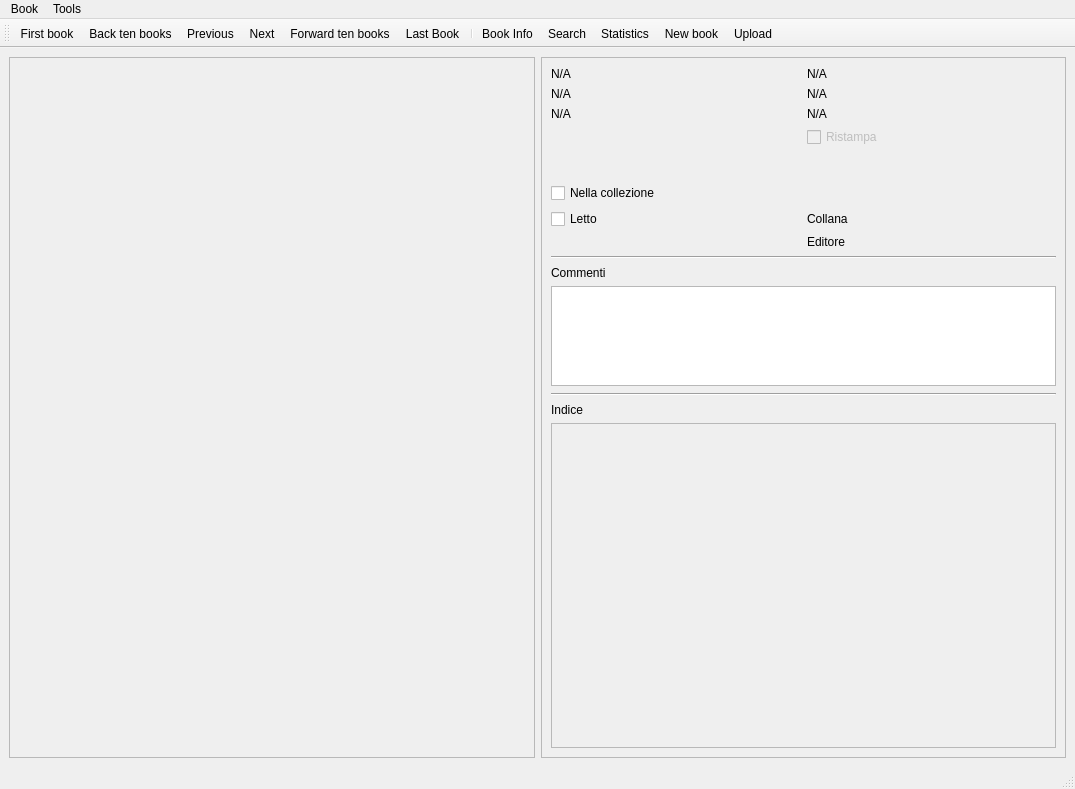
giovortu/Urania, file ui/MainWindow.ui: the form before one commit.
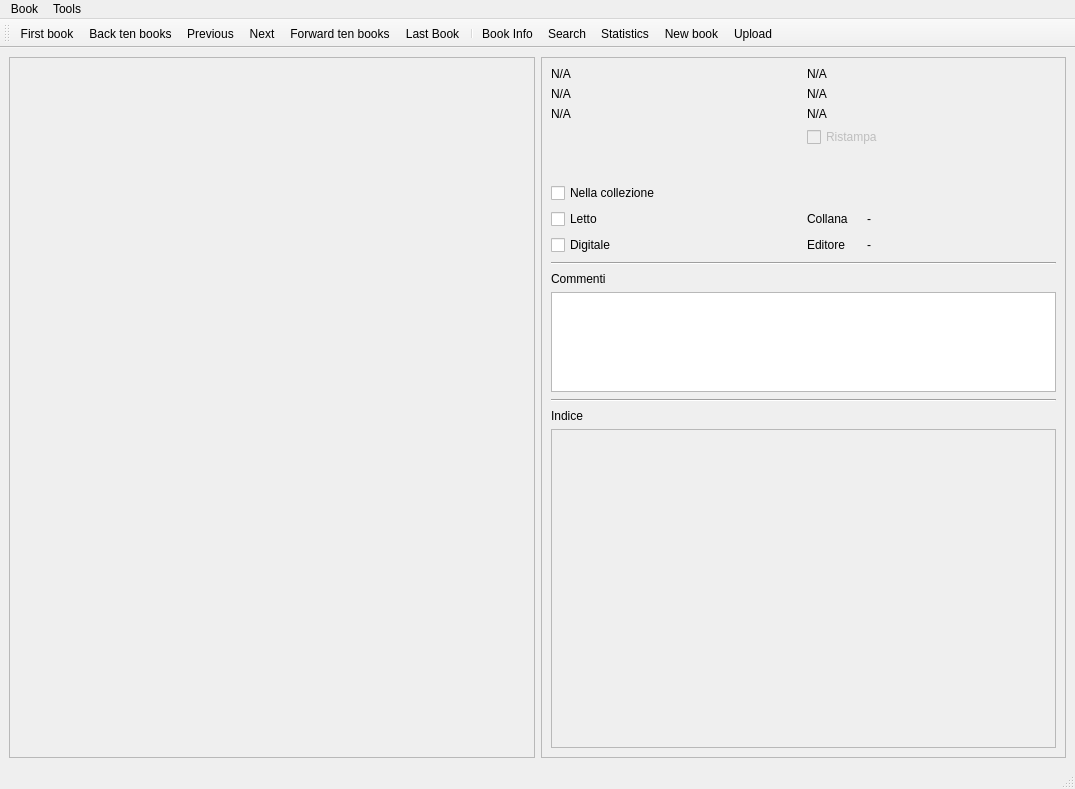
The form after the commit. Icons and pictures are not drawn. Custom widgets are drawn as their Qt base class.

Commit message: Improvements Added 'digital' field

```diff
--- a/ui/MainWindow.ui
+++ b/ui/MainWindow.ui
@@ -58,77 +58,34 @@
        <enum>QFrame::Raised</enum>
       </property>
       <layout class="QGridLayout" name="gridLayout_2">
-       <item row="10" column="0" colspan="2">
-        <widget class="QTextEdit" name="comment">
-         <property name="minimumSize">
-          <size>
-           <width>0</width>
-           <height>100</height>
-          </size>
-         </property>
-         <property name="maximumSize">
-          <size>
-           <width>16777215</width>
-           <height>100</height>
-          </size>
-         </property>
-        </widget>
-       </item>
-       <item row="6" column="1">
-        <widget class="QLabel" name="collana">
+       <item row="10" column="0">
+        <widget class="QLabel" name="label_2">
          <property name="text">
-          <string>Collana</string>
+          <string>Commenti</string>
          </property>
         </widget>
        </item>
-       <item row="6" column="0">
-        <widget class="QCheckBox" name="read">
-         <property name="text">
-          <string>Letto</string>
+       <item row="13" column="1">
+        <layout class="QHBoxLayout" name="saveCommentsLayout">
+         <property name="spacing">
+          <number>0</number>
          </property>
-        </widget>
-       </item>
-       <item row="8" column="0" colspan="2">
-        <widget class="Line" name="line_2">
-         <property name="minimumSize">
-          <size>
-           <width>0</width>
-           <height>5</height>
-          </size>
+         <property name="leftMargin">
+          <number>0</number>
          </property>
-         <property name="maximumSize">
-          <size>
-           <width>16777215</width>
-           <height>5</height>
-          </size>
+         <property name="topMargin">
+          <number>0</number>
          </property>
-         <property name="orientation">
-          <enum>Qt::Horizontal</enum>
+         <property name="rightMargin">
+          <number>0</number>
          </property>
-        </widget>
-       </item>
-       <item row="1" column="0">
-        <widget class="CopyableLabel" name="date_pub">
-         <property name="text">
-          <string>N/A</string>
+         <property name="bottomMargin">
+          <number>0</number>
          </property>
-         <property name="wordWrap">
-          <bool>true</bool>
-         </property>
-        </widget>
+        </layout>
        </item>
-       <item row="0" column="1">
-        <widget class="CopyableLabel" name="title_ita">
-         <property name="text">
-          <string>N/A</string>
-         </property>
-         <property name="wordWrap">
-          <bool>true</bool>
-         </property>
-        </widget>
-       </item>
-       <item row="2" column="0">
-        <widget class="CopyableLabel" name="cover_author">
+       <item row="0" column="0">
+        <widget class="CopyableLabel" name="number">
          <property name="text">
           <string>N/A</string>
          </property>
@@ -185,77 +142,7 @@
          </item>
         </layout>
        </item>
-       <item row="12" column="1">
-        <layout class="QHBoxLayout" name="saveCommentsLayout">
-         <property name="spacing">
-          <number>0</number>
-         </property>
-         <property name="leftMargin">
-          <number>0</number>
-         </property>
-         <property name="topMargin">
-          <number>0</number>
-         </property>
-         <property name="rightMargin">
-          <number>0</number>
-         </property>
-         <property name="bottomMargin">
-          <number>0</number>
-         </property>
-        </layout>
-       </item>
-       <item row="14" column="0" colspan="2">
-        <widget class="QLabel" name="label">
-         <property name="text">
-          <string>Indice</string>
-         </property>
-         <property name="alignment">
-          <set>Qt::AlignLeading|Qt::AlignLeft|Qt::AlignVCenter</set>
-         </property>
-        </widget>
-       </item>
-       <item row="7" column="1">
-        <widget class="QLabel" name="editore">
-         <property name="text">
-          <string>Editore</string>
-         </property>
-        </widget>
-       </item>
-       <item row="5" column="0">
-        <widget class="QCheckBox" name="owned">
-         <property name="text">
-          <string>Nella collezione</string>
-         </property>
-        </widget>
-       </item>
-       <item row="9" column="0">
-        <widget class="QLabel" name="label_2">
-         <property name="text">
-          <string>Commenti</string>
-         </property>
-        </widget>
-       </item>
-       <item row="2" column="1">
-        <widget class="CopyableLabel" name="author">
-         <property name="text">
-          <string>N/A</string>
-         </property>
-         <property name="wordWrap">
-          <bool>true</bool>
-         </property>
-        </widget>
-       </item>
-       <item row="3" column="1">
-        <widget class="QCheckBox" name="reprint">
-         <property name="enabled">
-          <bool>false</bool>
-         </property>
-         <property name="text">
-          <string>Ristampa</string>
-         </property>
-        </widget>
-       </item>
-       <item row="16" column="0" colspan="2">
+       <item row="17" column="0" colspan="2">
         <widget class="QScrollArea" name="scrollArea">
          <property name="widgetResizable">
           <bool>true</bool>
@@ -266,7 +153,7 @@
             <x>0</x>
             <y>0</y>
             <width>503</width>
-            <height>273</height>
+            <height>280</height>
            </rect>
           </property>
           <layout class="QVBoxLayout" name="verticalLayout">
@@ -306,7 +193,17 @@
          </widget>
         </widget>
        </item>
-       <item row="13" column="0" colspan="2">
+       <item row="15" column="0" colspan="2">
+        <widget class="QLabel" name="label">
+         <property name="text">
+          <string>Indice</string>
+         </property>
+         <property name="alignment">
+          <set>Qt::AlignLeading|Qt::AlignLeft|Qt::AlignVCenter</set>
+         </property>
+        </widget>
+       </item>
+       <item row="14" column="0" colspan="2">
         <widget class="Line" name="line">
          <property name="minimumSize">
           <size>
@@ -319,8 +216,51 @@
          </property>
         </widget>
        </item>
-       <item row="0" column="0">
-        <widget class="CopyableLabel" name="number">
+       <item row="2" column="1">
+        <widget class="CopyableLabel" name="author">
+         <property name="text">
+          <string>N/A</string>
+         </property>
+         <property name="wordWrap">
+          <bool>true</bool>
+         </property>
+        </widget>
+       </item>
+       <item row="11" column="0" colspan="2">
+        <widget class="QTextEdit" name="comment">
+         <property name="minimumSize">
+          <size>
+           <width>0</width>
+           <height>100</height>
+          </size>
+         </property>
+         <property name="maximumSize">
+          <size>
+           <width>16777215</width>
+           <height>100</height>
+          </size>
+         </property>
+        </widget>
+       </item>
+       <item row="5" column="0">
+        <widget class="QCheckBox" name="owned">
+         <property name="text">
+          <string>Nella collezione</string>
+         </property>
+        </widget>
+       </item>
+       <item row="3" column="1">
+        <widget class="QCheckBox" name="reprint">
+         <property name="enabled">
+          <bool>false</bool>
+         </property>
+         <property name="text">
+          <string>Ristampa</string>
+         </property>
+        </widget>
+       </item>
+       <item row="2" column="0">
+        <widget class="CopyableLabel" name="cover_author">
          <property name="text">
           <string>N/A</string>
          </property>
@@ -336,6 +276,149 @@
          </property>
         </widget>
        </item>
+       <item row="0" column="1">
+        <widget class="CopyableLabel" name="title_ita">
+         <property name="text">
+          <string>N/A</string>
+         </property>
+         <property name="wordWrap">
+          <bool>true</bool>
+         </property>
+        </widget>
+       </item>
+       <item row="9" column="0" colspan="2">
+        <widget class="Line" name="line_2">
+         <property name="minimumSize">
+          <size>
+           <width>0</width>
+           <height>5</height>
+          </size>
+         </property>
+         <property name="maximumSize">
+          <size>
+           <width>16777215</width>
+           <height>5</height>
+          </size>
+         </property>
+         <property name="orientation">
+          <enum>Qt::Horizontal</enum>
+         </property>
+        </widget>
+       </item>
+       <item row="1" column="0">
+        <widget class="CopyableLabel" name="date_pub">
+         <property name="text">
+          <string>N/A</string>
+         </property>
+         <property name="wordWrap">
+          <bool>true</bool>
+         </property>
+        </widget>
+       </item>
+       <item row="6" column="1">
+        <layout class="QHBoxLayout" name="horizontalLayout_2">
+         <property name="spacing">
+          <number>0</number>
+         </property>
+         <property name="leftMargin">
+          <number>0</number>
+         </property>
+         <property name="topMargin">
+          <number>0</number>
+         </property>
+         <property name="rightMargin">
+          <number>0</number>
+         </property>
+         <property name="bottomMargin">
+          <number>0</number>
+         </property>
+         <item>
+          <widget class="QLabel" name="label_3">
+           <property name="minimumSize">
+            <size>
+             <width>60</width>
+             <height>0</height>
+            </size>
+           </property>
+           <property name="maximumSize">
+            <size>
+             <width>50</width>
+             <height>16777215</height>
+            </size>
+           </property>
+           <property name="text">
+            <string>Collana</string>
+           </property>
+          </widget>
+         </item>
+         <item>
+          <widget class="QLabel" name="collana">
+           <property name="text">
+            <string>-</string>
+           </property>
+          </widget>
+         </item>
+        </layout>
+       </item>
+       <item row="7" column="1">
+        <layout class="QHBoxLayout" name="horizontalLayout_3">
+         <property name="spacing">
+          <number>0</number>
+         </property>
+         <property name="leftMargin">
+          <number>0</number>
+         </property>
+         <property name="topMargin">
+          <number>0</number>
+         </property>
+         <property name="rightMargin">
+          <number>0</number>
+         </property>
+         <property name="bottomMargin">
+          <number>0</number>
+         </property>
+         <item>
+          <widget class="QLabel" name="label_4">
+           <property name="minimumSize">
+            <size>
+             <width>60</width>
+             <height>0</height>
+            </size>
+           </property>
+           <property name="maximumSize">
+            <size>
+             <width>50</width>
+             <height>16777215</height>
+            </size>
+           </property>
+           <property name="text">
+            <string>Editore</string>
+           </property>
+          </widget>
+         </item>
+         <item>
+          <widget class="QLabel" name="editore">
+           <property name="text">
+            <string>-</string>
+           </property>
+          </widget>
+         </item>
+        </layout>
+       </item>
+       <item row="6" column="0">
+        <widget class="QCheckBox" name="read">
+         <property name="text">
+          <string>Letto</string>
+         </property>
+        </widget>
+       </item>
+       <item row="7" column="0">
+        <widget class="QCheckBox" name="isDigital">
+         <property name="text">
+          <string>Digitale</string>
+         </property>
+        </widget>
+       </item>
       </layout>
      </widget>
     </item>
@@ -347,7 +430,7 @@
      <x>0</x>
      <y>0</y>
      <width>1075</width>
-     <height>21</height>
+     <height>22</height>
     </rect>
    </property>
    <widget class="QMenu" name="menuUrania">
```
Left out of the diff: 2 changed lines with no effect on the pictures. The commit also changes 17 other files.
